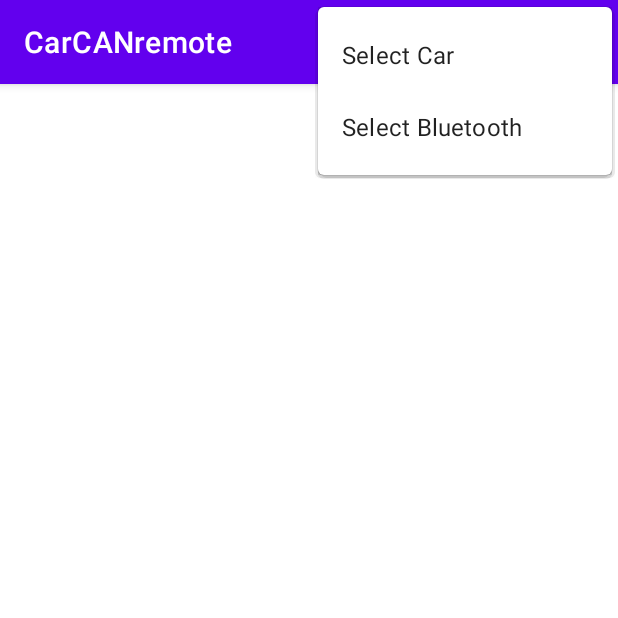
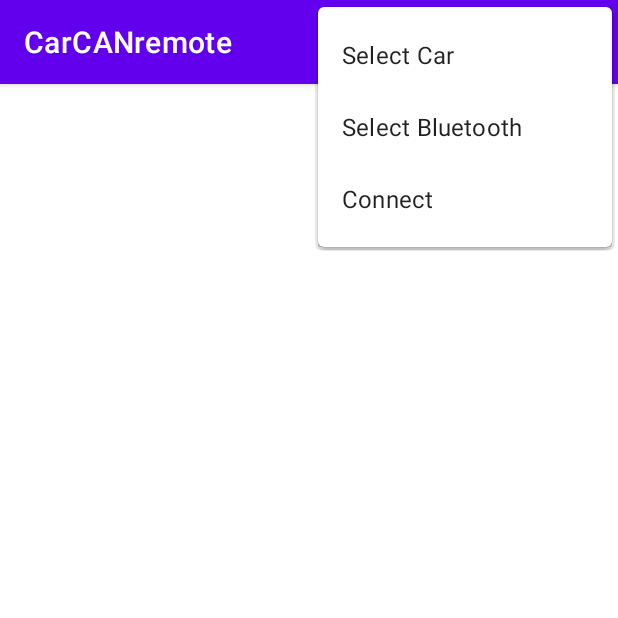
Before and after one commit to mortezafathi65/RavonR4ControlCANviaBluetooth, an Android app: the screen it shows after launch (MainActivity), with the options menu open, on a phone screen of 412 x 824 dp, the top half of it. Run offline under Robolectric (Android 15) with nearby library versions, the phone set to English and light mode, and no system bars; 1 statement that could not run was skipped.

Commit message:
add menu_main new item connect

```diff
--- a/AndroidApp/app/src/main/java/com/romanckua/carcanremote/MainActivity.java
+++ b/AndroidApp/app/src/main/java/com/romanckua/carcanremote/MainActivity.java
@@ -75,6 +75,11 @@ public class MainActivity extends AppCompatActivity {
             startActivity(intent);
             return true;
         }
+
+        if (id == R.id.action_connect) {
+           // item.setTitle("Disconnect");
+            return true;
+        }
         return super.onOptionsItemSelected(item);
     }
 
--- a/AndroidApp/app/src/main/res/menu/menu_main.xml
+++ b/AndroidApp/app/src/main/res/menu/menu_main.xml
@@ -11,4 +11,8 @@
           android:title="Select Bluetooth"
           android:orderInCategory="100"
           app:showAsAction="never"/>
+    <item android:id="@+id/action_connect"
+          android:title="Connect"
+          android:orderInCategory="100"
+          app:showAsAction="never"/>
 </menu>
```
